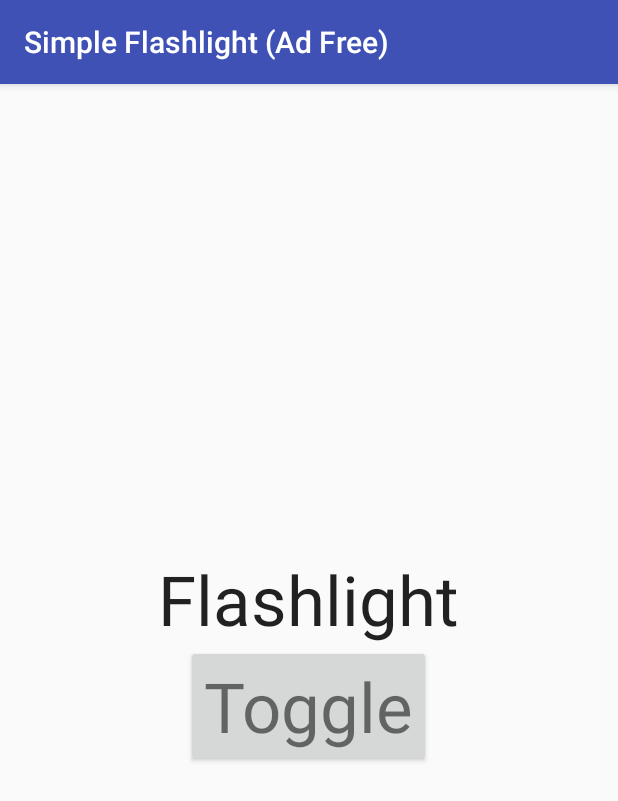
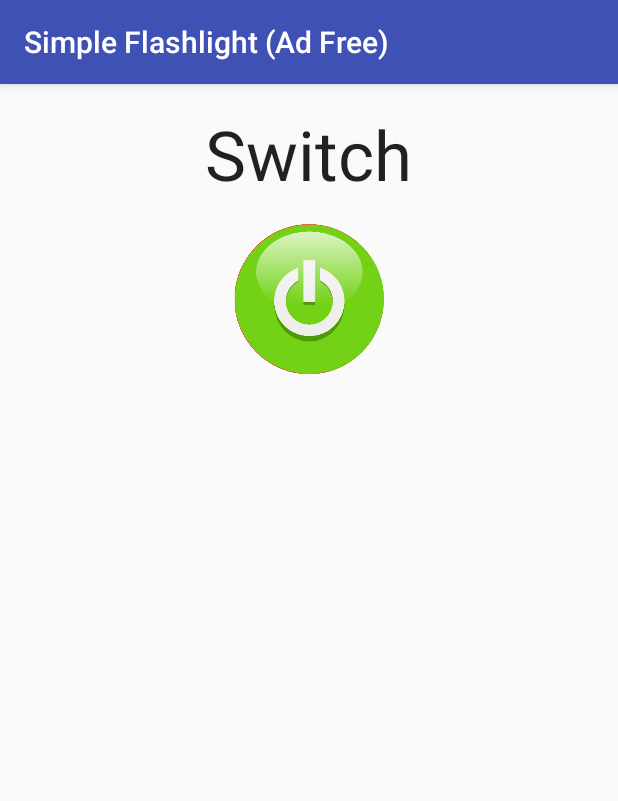
Before and after one commit to dmytroKarataiev/MorseFlashlight, an Android app: the screen it shows after launch (MainActivity), after a tap on "Toggle", on a phone screen of 412 x 824 dp. Shown: the top 801 px of the screen. Run offline under Robolectric (Android 15) with nearby library versions, the phone set to English and light mode, and no system bars.

Commit message:
add: Image button, intent with argument

```diff
--- a/app/src/main/java/com/adkdevelopment/simpleflashlightadfree/FlashlightService.java
+++ b/app/src/main/java/com/adkdevelopment/simpleflashlightadfree/FlashlightService.java
@@ -42,11 +42,8 @@ public class FlashlightService extends Service {
     public int onStartCommand(Intent intent, int flags, int startId) {
         super.onStartCommand(intent, flags, startId);
 
-        Log.v(LOG_TAG, "started");
-
-
-
-        status = (status + 1) % 2;
+        status = intent.getIntExtra("status", 1);
+        Log.v(LOG_TAG, "started " + status);
 
         FlashlightSwitch flashlightSwitch = new FlashlightSwitch();
         flashlightSwitch.execute(status);
@@ -67,12 +64,12 @@ public class FlashlightService extends Service {
             }
 
             switch (status) {
-                case 0:
+                case 1:
                     parameters.setFlashMode("torch");
                     camera.setParameters(parameters);
                     camera.startPreview();
                     break;
-                case 1:
+                case 0:
                     parameters.setFlashMode("off");
                     camera.setParameters(parameters);
                     camera.stopPreview();
--- a/app/src/main/java/com/adkdevelopment/simpleflashlightadfree/MainActivity.java
+++ b/app/src/main/java/com/adkdevelopment/simpleflashlightadfree/MainActivity.java
@@ -4,9 +4,11 @@ import android.content.Intent;
 import android.os.Bundle;
 import android.support.v7.app.AppCompatActivity;
 import android.view.View;
-import android.widget.Button;
+import android.widget.ImageView;
 
 public class MainActivity extends AppCompatActivity {
+
+    private int status = 0;
 
     private final String LOG_TAG = MainActivity.class.getSimpleName();
 
@@ -15,19 +17,26 @@ public class MainActivity extends AppCompatActivity {
         super.onCreate(savedInstanceState);
         setContentView(R.layout.activity_main);
 
+        final ImageView button = (ImageView) findViewById(R.id.button_image);
 
-        Button flaslightSwitch = (Button) findViewById(R.id.flashlight_switch);
-        flaslightSwitch.setOnClickListener(new View.OnClickListener() {
+        button.setOnClickListener(new View.OnClickListener() {
             @Override
             public void onClick(View v) {
-
                 // Start service on click
                 Intent intent = new Intent(getApplication(), FlashlightService.class);
+
+                if (status == 0) {
+                    status = 1;
+                    intent.putExtra("status", status);
+                    button.setImageResource(R.drawable.switch_on);
+                } else {
+                    status = 0;
+                    intent.putExtra("status", status);
+                    button.setImageResource(R.drawable.switch_off);
+                }
                 getApplication().startService(intent);
-
             }
         });
-
     }
 
     @Override
--- a/app/src/main/res/layout/activity_main.xml
+++ b/app/src/main/res/layout/activity_main.xml
@@ -3,7 +3,7 @@
     xmlns:tools="http://schemas.android.com/tools"
     android:layout_width="match_parent"
     android:layout_height="match_parent"
-    android:gravity="center"
+    android:gravity="center_horizontal"
     android:orientation="vertical"
     android:paddingBottom="@dimen/activity_vertical_margin"
     android:paddingLeft="@dimen/activity_horizontal_margin"
@@ -16,16 +16,21 @@
         android:textSize="@dimen/button_text"
         android:layout_width="wrap_content"
         android:layout_height="wrap_content"
+        android:paddingBottom="@dimen/activity_vertical_margin"
         android:text="@string/flashlight_status" />
 
-    <Button
-        android:id="@+id/flashlight_switch"
-        android:layout_width="wrap_content"
-        android:layout_height="wrap_content"
-        android:text="@string/flashlight_switch"
-        android:textSize="@dimen/button_text"
-        android:textAppearance="?android:textAppearanceSmall"
-        android:textAllCaps="false" />
+    <FrameLayout
+        android:layout_width="100dp"
+        android:layout_height="100dp">
+
+        <ImageView
+            android:id="@+id/button_image"
+            android:layout_width="match_parent"
+            android:layout_height="match_parent"
+            android:background="@drawable/switch_off"
+            android:contentDescription="@string/flashlight_switch"/>
+
+    </FrameLayout>
 
 
 </LinearLayout>
--- a/app/src/main/res/values/strings.xml
+++ b/app/src/main/res/values/strings.xml
@@ -1,5 +1,5 @@
 <resources>
     <string name="app_name">Simple Flashlight (Ad Free)</string>
     <string name="flashlight_switch">Toggle</string>
-    <string name="flashlight_status">Flashlight</string>
+    <string name="flashlight_status">Switch</string>
 </resources>
```
Also changed, not shown: app/src/main/ic_launcher-web.png (added), app/src/main/res/drawable/switch_off.png (added), app/src/main/res/drawable/switch_on.png (added), app/src/main/res/mipmap-hdpi/ic_launcher.png, app/src/main/res/mipmap-mdpi/ic_launcher.png, app/src/main/res/mipmap-xhdpi/ic_launcher.png, app/src/main/res/mipmap-xxhdpi/ic_launcher.png, app/src/main/res/mipmap-xxxhdpi/ic_launcher.png.
